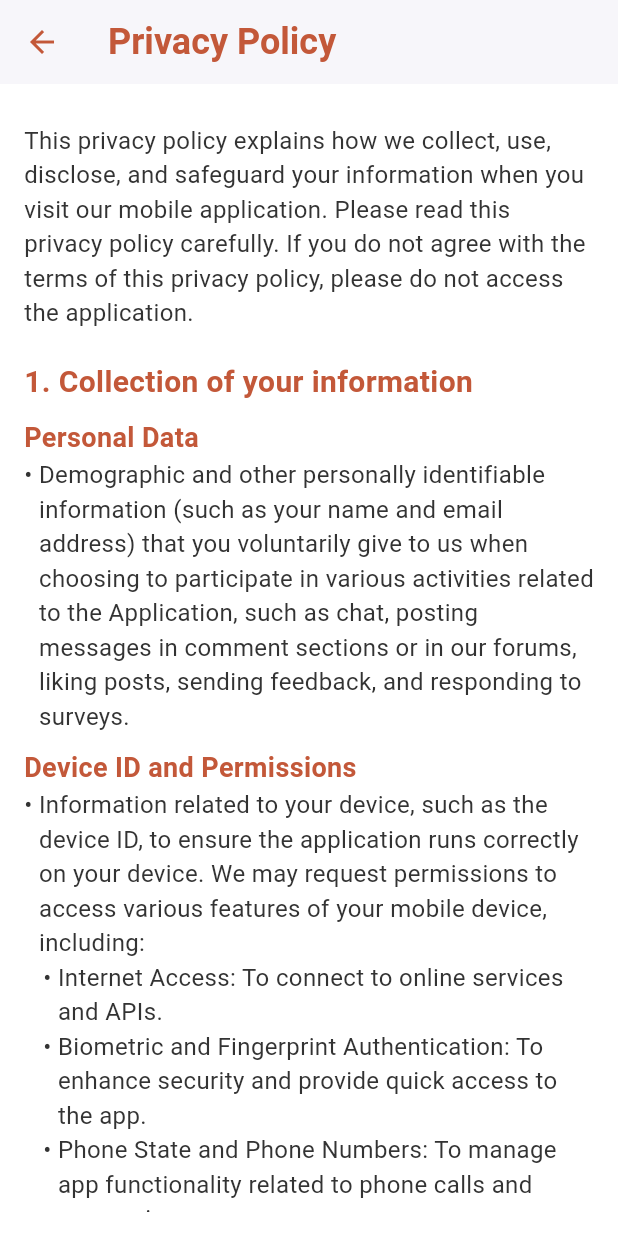
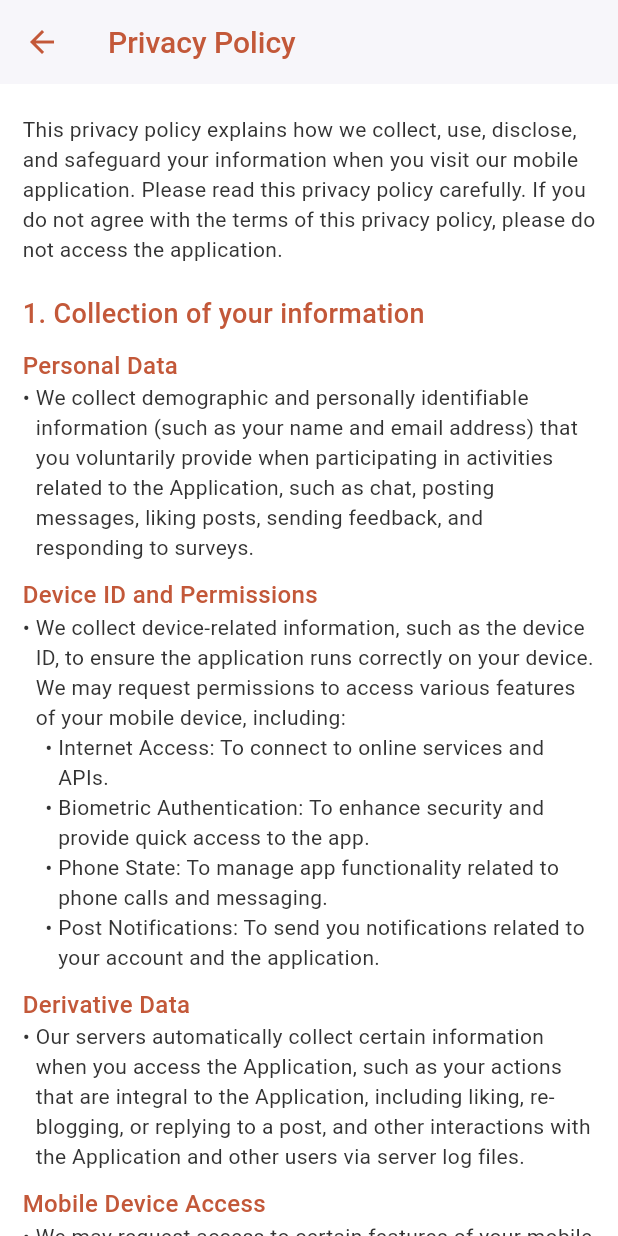
Before and after one commit to UtkarshChakrwarti/Hello-NITR-app, a Flutter app: the PrivacyPolicyScreen screen opened directly, on a phone screen of 412 x 824 dp. Run offline on Flutter 3.47's test engine with Material 3 defaults, Android fonts, the light colour scheme and no system bars; our stand-ins replace cached_network_image, dropdown_search, flutter_local_notifications, flutter_secure_storage, font_awesome_flutter, infinite_scroll_pagination and 6 more; missing offline and left inert: flutter_udid, otp, simnumber; accounts and stored records are empty; network calls fail; Roboto replaces fonts that are missing (Sans-serif).

Commit message:
updating privacy policy

```diff
--- a/lib/screens/privacy_policy/privacy_policy_screen.dart
+++ b/lib/screens/privacy_policy/privacy_policy_screen.dart
@@ -2,8 +2,6 @@ import 'package:flutter/material.dart';
 import 'package:hello_nitr/core/constants/app_colors.dart';
 
 class PrivacyPolicyScreen extends StatelessWidget {
-  static const double _padding = 16.0;
-
   const PrivacyPolicyScreen({super.key});
 
   @override
@@ -14,20 +12,20 @@ class PrivacyPolicyScreen extends StatelessWidget {
           'Privacy Policy',
           style: TextStyle(
               color: AppColors.primaryColor,
-            fontSize: 24,
-            fontWeight: FontWeight.bold,
-          ),
+              fontSize: 20,
+              fontFamily: 'Sans-serif',
+              fontWeight: FontWeight.w500),
         ),
         iconTheme: const IconThemeData(color: AppColors.primaryColor),
         elevation: 1,
       ),
-      body: Padding(
-        padding: const EdgeInsets.all(_padding),
+      body: Container(
+        margin: const EdgeInsets.symmetric(horizontal: 15.0),
         child: SingleChildScrollView(
           child: Column(
             crossAxisAlignment: CrossAxisAlignment.start,
             children: [
-              const SizedBox(height: 10),
+              const SizedBox(height: 20),
               _buildSectionContent(
                 "This privacy policy explains how we collect, use, disclose, and safeguard your information when you visit our mobile application. Please read this privacy policy carefully. If you do not agree with the terms of this privacy policy, please do not access the application.",
               ),
@@ -36,84 +34,106 @@ class PrivacyPolicyScreen extends StatelessWidget {
               const SizedBox(height: 10),
               _buildSubsectionTitle('Personal Data'),
               _buildBulletContent(
-                "Demographic and other personally identifiable information (such as your name and email address) that you voluntarily give to us when choosing to participate in various activities related to the Application, such as chat, posting messages in comment sections or in our forums, liking posts, sending feedback, and responding to surveys.",
+                "We collect demographic and personally identifiable information (such as your name and email address) that you voluntarily provide when participating in activities related to the Application, such as chat, posting messages, liking posts, sending feedback, and responding to surveys.",
               ),
               const SizedBox(height: 10),
               _buildSubsectionTitle('Device ID and Permissions'),
               _buildBulletContent(
-                "Information related to your device, such as the device ID, to ensure the application runs correctly on your device. We may request permissions to access various features of your mobile device, including:",
+                "We collect device-related information, such as the device ID, to ensure the application runs correctly on your device. We may request permissions to access various features of your mobile device, including:",
               ),
-              _buildSubBulletContent("Internet Access: To connect to online services and APIs."),
-              _buildSubBulletContent("Biometric and Fingerprint Authentication: To enhance security and provide quick access to the app."),
-              _buildSubBulletContent("Phone State and Phone Numbers: To manage app functionality related to phone calls and messaging."),
-              _buildSubBulletContent("Receive Boot Completed: To enable the app to start on device boot."),
-              _buildSubBulletContent("Post Notifications: To send you notifications related to your account and the application."),
+              _buildSubBulletContent(
+                  "Internet Access: To connect to online services and APIs."),
+              _buildSubBulletContent(
+                  "Biometric Authentication: To enhance security and provide quick access to the app."),
+              _buildSubBulletContent(
+                  "Phone State: To manage app functionality related to phone calls and messaging."),
+              _buildSubBulletContent(
+                  "Post Notifications: To send you notifications related to your account and the application."),
               const SizedBox(height: 10),
               _buildSubsectionTitle('Derivative Data'),
               _buildBulletContent(
-                "Information our servers automatically collect when you access the Application, such as your native actions that are integral to the Application, including liking, re-blogging, or replying to a post, as well as other interactions with the Application and other users via server log files.",
+                "Our servers automatically collect certain information when you access the Application, such as your actions that are integral to the Application, including liking, re-blogging, or replying to a post, and other interactions with the Application and other users via server log files.",
               ),
               const SizedBox(height: 10),
               _buildSubsectionTitle('Mobile Device Access'),
               _buildBulletContent(
-                "We may request access or permission to certain features from your mobile device, including your mobile device’s calendar, camera, contacts, microphone, reminders, sensors, SMS messages, social media accounts, storage, and other features. If you wish to change our access or permissions, you may do so in your device’s settings.",
+                "We may request access to certain features of your mobile device, such as the calendar, camera, contacts, microphone, reminders, sensors, SMS messages, social media accounts, storage, and other features. You can change these permissions in your device’s settings.",
               ),
               const SizedBox(height: 10),
               _buildSubsectionTitle('Push Notifications'),
               _buildBulletContent(
-                "We may request to send you push notifications regarding your account or the Application. If you wish to opt-out from receiving these types of communications, you may turn them off in your device’s settings.",
+                "We may request to send you push notifications regarding your account or the Application. You can opt-out from receiving these notifications in your device’s settings.",
               ),
               const SizedBox(height: 20),
               _buildSectionTitle('2. Use of your information'),
               const SizedBox(height: 10),
               _buildBulletContent(
-                "Having accurate information about you permits us to provide you with a smooth, efficient, and customized experience. Specifically, we may use information collected about you via the Application to:",
+                "We use your information to provide you with a smooth, efficient, and customized experience. Specifically, we may use your information to:",
               ),
               _buildSubBulletContent("Create and manage your account."),
-              _buildSubBulletContent("Compile anonymous statistical data and analysis for use internally or with third parties."),
-              _buildSubBulletContent("Deliver targeted advertising, coupons, newsletters, and other information regarding promotions and the Application to you."),
-              _buildSubBulletContent("Email you regarding your account or order."),
+              _buildSubBulletContent(
+                  "Compile anonymous statistical data and analysis."),
+              _buildSubBulletContent(
+                  "Deliver targeted advertising, coupons, and other information."),
+              _buildSubBulletContent(
+                  "Email you regarding your account or orders."),
               _buildSubBulletContent("Enable user-to-user communications."),
-              _buildSubBulletContent("Fulfill and manage purchases, orders, payments, and other transactions related to the Application."),
-              _buildSubBulletContent("Improve the functionality and user experience of Hello NITR."),
-              _buildSubBulletContent("Prevent fraudulent transactions, monitor against theft, and protect against criminal activity."),
+              _buildSubBulletContent(
+                  "Fulfill and manage purchases and other transactions."),
+              _buildSubBulletContent(
+                  "Improve the functionality and user experience of Hello NITR."),
+              _buildSubBulletContent(
+                  "Prevent fraudulent transactions and protect against criminal activity."),
               _buildSubBulletContent("Process payments and refunds."),
-              _buildSubBulletContent("Request feedback and contact you about your use of the Application."),
-              _buildSubBulletContent("Resolve disputes and troubleshoot problems."),
-              _buildSubBulletContent("Respond to product and customer service requests."),
+              _buildSubBulletContent(
+                  "Request feedback and contact you about your use of the Application."),
+              _buildSubBulletContent(
+                  "Resolve disputes and troubleshoot problems."),
+              _buildSubBulletContent(
+                  "Respond to product and customer service requests."),
               const SizedBox(height: 20),
               _buildSectionTitle('3. Disclosure of your information'),
               const SizedBox(height: 10),
               _buildBulletContent(
-                "We may share information we have collected about you in certain situations. Your information may be disclosed as follows:",
+                "We may share your information in certain situations, including:",
               ),
-              _buildSubBulletContent("By Law or to Protect Rights: If we believe the release of information about you is necessary to respond to legal process, to investigate or remedy potential violations of our policies, or to protect the rights, property, and safety of others, we may share your information as permitted or required by any applicable law, rule, or regulation."),
-              _buildSubBulletContent("Business Transfers: We may share or transfer your information in connection with, or during negotiations of, any merger, sale of company assets, financing, or acquisition of all or a portion of our business to another company."),
-              _buildSubBulletContent("Third-Party Service Providers: We may share your information with third parties that perform services for us or on our behalf, including payment processing, data analysis, email delivery, hosting services, customer service, and marketing assistance."),
-              _buildSubBulletContent("Marketing Communications: With your consent, or with an opportunity for you to withdraw consent, we may share your information with third parties for marketing purposes, as permitted by law."),
-              _buildSubBulletContent("Interactions with Other Users: If you interact with other users of the Application, those users may see your name, profile photo, and descriptions of your activity, including sending invitations to other users, chatting with other users, liking posts, and following blogs."),
-              _buildSubBulletContent("Online Postings: When you post comments, contributions or other content to the Application, your posts may be viewed by all users and may be publicly distributed outside the Application in perpetuity."),
-              _buildSubBulletContent("Third-Party Advertisers: We may use third-party advertising companies to serve ads when you visit the Application. These companies may use information about your visits to the Application and other websites that are contained in web cookies to provide advertisements about goods and services of interest to you."),
-              _buildSubBulletContent("Affiliates: We may share your information with our affiliates, in which case we will require those affiliates to honor this privacy policy. Affiliates include our parent company and any subsidiaries, joint venture partners, or other companies that we control or that are under common control with us."),
-              _buildSubBulletContent("Business Partners: We may share your information with our business partners to offer you certain products, services or promotions."),
+              _buildSubBulletContent(
+                  "By Law: If required to respond to legal process or protect rights."),
+              _buildSubBulletContent(
+                  "Business Transfers: During negotiations or in connection with any merger, sale of company assets, financing, or acquisition."),
+              _buildSubBulletContent(
+                  "Third-Party Service Providers: For services such as payment processing, data analysis, email delivery, hosting services, customer service, and marketing."),
+              _buildSubBulletContent(
+                  "Marketing Communications: With your consent for marketing purposes."),
+              _buildSubBulletContent(
+                  "Interactions with Other Users: Other users may see your name, profile photo, and activity descriptions."),
+              _buildSubBulletContent(
+                  "Online Postings: Your posts may be publicly distributed outside the Application."),
+              _buildSubBulletContent(
+                  "Third-Party Advertisers: These companies may use information about your visits to provide advertisements."),
+              _buildSubBulletContent(
+                  "Affiliates: With our affiliates, who will honor this privacy policy."),
+              _buildSubBulletContent(
+                  "Business Partners: To offer certain products, services, or promotions."),
               const SizedBox(height: 20),
               _buildSectionTitle('4. Security of your information'),
               const SizedBox(height: 10),
               _buildBulletContent(
-                "We use administrative, technical, and physical security measures to help protect your personal information. While we have taken reasonable steps to secure the personal information you provide to us, please be aware that despite our efforts, no security measures are perfect or impenetrable, and no method of data transmission can be guaranteed against any interception or other type of misuse.",
+                "We use administrative, technical, and physical security measures to protect your personal information. Despite our efforts, no security measures are perfect, and no method of data transmission can be guaranteed against interception or misuse.",
               ),
               const SizedBox(height: 20),
               _buildSectionTitle('5. Policy for children'),
               const SizedBox(height: 10),
               _buildBulletContent(
-                "We do not knowingly solicit information from or market to children under the age of 13. If we learn that we have collected information from a child under age 13 without verification of parental consent, we will delete that information as quickly as possible. If you become aware of any data we have collected from children under age 13, please contact us at [contact email].",
+                "We do not knowingly solicit information from or market to children under the age of 13. If we learn that we have collected information from a child under 13 without parental consent, we will delete that information as quickly as possible. If you become aware of any data we have collected from children under 13, please contact us.",
               ),
               const SizedBox(height: 20),
               _buildSectionTitle('6. Changes to this privacy policy'),
               const SizedBox(height: 10),
               _buildBulletContent(
-                "We may update this privacy policy from time to time in order to reflect, for example, changes to our practices or for other operational, legal, or regulatory reasons. We will notify you of any changes by posting the new privacy policy on this page. You are advised to review this privacy policy periodically for any changes.",
+                "We may update this privacy policy from time to time. We will notify you of any changes by posting the new privacy policy on this page. Please review this privacy policy periodically for any changes.",
               ),
+
             ],
           ),
         ),
@@ -125,8 +145,8 @@ class PrivacyPolicyScreen extends StatelessWidget {
     return Text(
       title,
       style: const TextStyle(
-        fontSize: 20,
-        fontWeight: FontWeight.bold,
+        fontSize: 18,
+         fontWeight: FontWeight.w500,
         color: AppColors.primaryColor,
       ),
     );
@@ -136,8 +156,8 @@ class PrivacyPolicyScreen extends StatelessWidget {
     return Text(
       title,
       style: const TextStyle(
-        fontSize: 18,
-        fontWeight: FontWeight.bold,
+        fontSize: 16,
+         fontWeight: FontWeight.w500,
         color: AppColors.primaryColor,
       ),
     );
@@ -149,12 +169,12 @@ class PrivacyPolicyScreen extends StatelessWidget {
       children: [
         const Text(
           "• ",
-          style: TextStyle(fontSize: 16, color: AppColors.textColor),
+          style: TextStyle(fontSize: 14, color: AppColors.textColor),
         ),
         Expanded(
           child: Text(
             content,
-            style: const TextStyle(fontSize: 16, color: AppColors.textColor),
+            style: const TextStyle(fontSize: 14, color: AppColors.textColor),
           ),
         ),
       ],
@@ -162,27 +182,30 @@ class PrivacyPolicyScreen extends StatelessWidget {
   }
 
   Widget _buildSubBulletContent(String content) {
-    return Row(
+    return Padding(
+      padding: const EdgeInsets.only(left: 15.0),
+      child: Row(
         crossAxisAlignment: CrossAxisAlignment.start,
         children: [
           const Text(
-          "   • ",
-          style: TextStyle(fontSize: 16, color: AppColors.textColor),
+            "• ",
+            style: TextStyle(fontSize: 14, color: AppColors.textColor),
           ),
           Expanded(
             child: Text(
               content,
-            style: const TextStyle(fontSize: 16, color: AppColors.textColor),
+              style: const TextStyle(fontSize: 14, color: AppColors.textColor),
             ),
           ),
         ],
+      ),
     );
   }
 
   Widget _buildSectionContent(String content) {
     return Text(
       content,
-      style: const TextStyle(fontSize: 16, color: AppColors.textColor),
+      style: const TextStyle(fontSize: 14, color: AppColors.textColor),
     );
   }
 }
```
Lines whose indentation alone changed are shown as unchanged.
